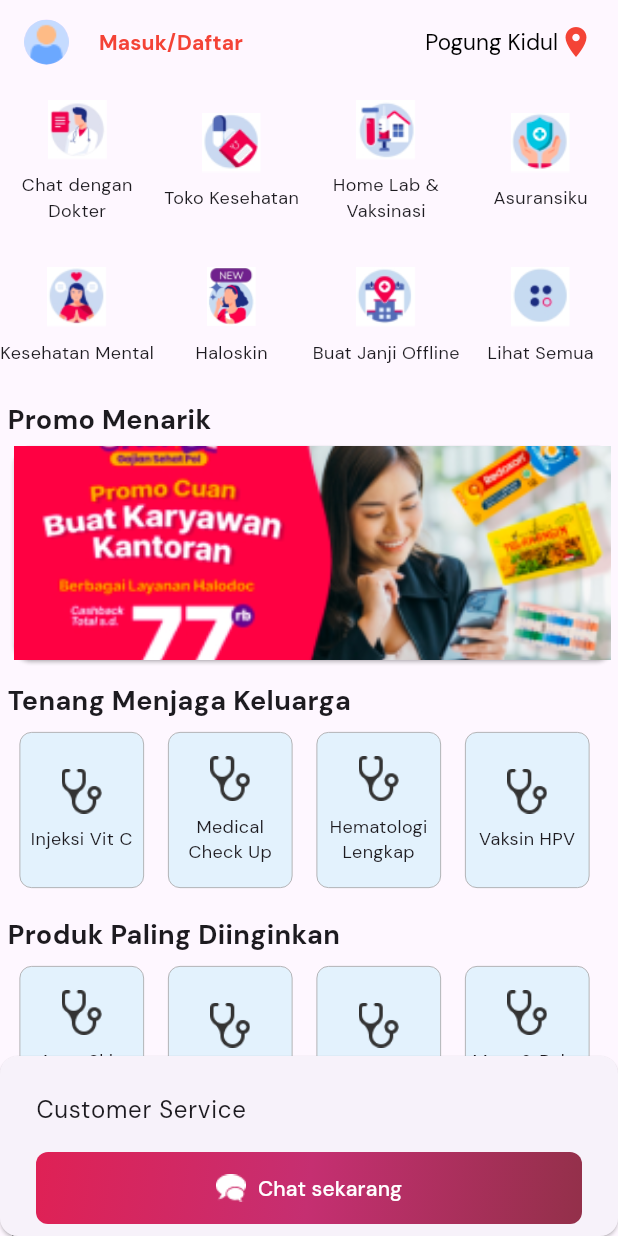
After one commit to Hariishhafiiz/Halodoc, a Flutter app: the HomePage screen opened directly, on a phone screen of 412 x 824 dp. The commit adds this screen. Run offline on Flutter 3.47's test engine with Material 3 defaults, Android fonts, the light colour scheme and no system bars; our stand-ins replace cloud_firestore, firebase_core, freezed_annotation, google_fonts; accounts and stored records are empty.

```diff
--- a/lib/view/screens/Onboarding.dart
+++ b/lib/view/screens/Onboarding.dart
@@ -25,42 +25,41 @@
       _isExpanded = false;
     });
     widget.setLocale(locale);
-    // You might want to save the language preference here
   }
 
   @override
   Widget build(BuildContext context) {
     String languageText = _selectedLocale.languageCode == 'id' ? 'Indonesia' : 'English (UK)';
-    String languageImage = _selectedLocale.languageCode == 'id' ? 'assets/indonesia.png' : 'assets/english_flag.png';
+    String languageImage = _selectedLocale.languageCode == 'id' ? 'assets/indonesia.png' : 'assets/english.png';
 
     return Scaffold(
       body: Center(
         child: Padding(
-          padding: const EdgeInsets.only(top: 50.0), // Menambah padding atas
+          padding: const EdgeInsets.only(top: 130.0),
           child: Column(
             mainAxisAlignment: MainAxisAlignment.start,
             children: [
               Center(
                 child: Image.asset(
-                  'assets/LanguageOnboarding.png', // Pastikan path ke gambar benar
-                  height: 322,
+                  'assets/englishhh.png',
+                  height: 175,
                 ),
               ),
-              SizedBox(height: 0), // Mengatur jarak antara gambar dan teks menjadi 0
+              SizedBox(height: 51),
               Text(
                 'Choose language preferences',
                 style: TextStyle(
                   fontSize: 16,
                   fontWeight: FontWeight.bold,
                   fontFamily: 'Nunito',
-                  color: Color(0xFF333333), // Mengatur warna teks menjadi hitam dengan kode 333333
+                  color: Color(0xFF333333),
                 ),
               ),
-              SizedBox(height: 10), // Mengatur jarak antara teks dan opsi bahasa
+              SizedBox(height: 10),
               GestureDetector(
                 onTap: _toggleExpand,
                 child: Container(
-                  width: 225, // Mengurangi lebar container
+                  width: 225,
                   decoration: BoxDecoration(
                     color: Colors.redAccent.shade100.withOpacity(0.2),
                     border: Border.all(color: Colors.redAccent),
@@ -109,7 +108,7 @@
                                       ),
                                       child: Row(
                                         children: [
-                                          Image.asset('assets/english_flag.png', width: 24),
+                                          Image.asset('assets/english.png', width: 24),
                                           SizedBox(width: 10),
                                           Text('English (UK)'),
                                         ],
--- /dev/null
+++ b/lib/view/screens/clinic/InfoCustService.dart
@@ -0,0 +1,341 @@
+import 'package:flutter/material.dart';
+
+void main() {
+  runApp(MyApp());
+}
+
+class MyApp extends StatelessWidget {
+  @override
+  Widget build(BuildContext context) {
+    return MaterialApp(
+      title: 'Info Customer Service',
+      theme: ThemeData(
+        primarySwatch: Colors.red,
+      ),
+      home: HomePage(),
+    );
+  }
+}
+
+class HomePage extends StatelessWidget {
+  @override
+  Widget build(BuildContext context) {
+    return Scaffold(
+      appBar: AppBar(
+        title: Row(
+          mainAxisAlignment: MainAxisAlignment.spaceBetween,
+          children: [
+            Row(
+              children: [
+                CircleAvatar(
+                  radius: 15,
+                  backgroundImage: AssetImage('assets/ProfileIcon.png'),
+                ),
+                SizedBox(width: 8),
+                TextButton(
+                  onPressed: () {},
+                  child: Text(
+                    'Masuk/Daftar',
+                    style: TextStyle(color: Colors.red, fontWeight: FontWeight.bold),
+                  ),
+                ),
+              ],
+            ),
+            Row(
+              children: [
+                Text('Pogung Kidul', style: TextStyle(color: Colors.black, fontSize: 15.0)),
+                Icon(Icons.location_on, color: Colors.red),
+              ],
+            ),
+          ],
+        ),
+      ),
+      body: Stack(
+        children: [
+          ListView(
+            children: [
+              GridView.count(
+                crossAxisCount: 4,
+                shrinkWrap: true,
+                physics: NeverScrollableScrollPhysics(),
+                children: [
+                  buildFeatureButton(context, 'Chat dengan Dokter', 'assets/ChatDokter.png'),
+                  buildFeatureButton(context, 'Toko Kesehatan', 'assets/TokoKesehatan.png'),
+                  buildFeatureButton(context, 'Home Lab & Vaksinasi', 'assets/HomeLabVaksinasi.png'),
+                  buildFeatureButton(context, 'Asuransiku', 'assets/Asuransiku.png'),
+                  buildFeatureButton(context, 'Kesehatan Mental', 'assets/KesehatanMental.png'),
+                  buildFeatureButton(context, 'Haloskin', 'assets/Haloskin.png'),
+                  buildFeatureButton(context, 'Buat Janji Offline', 'assets/BuatJanjiOffline.png'),
+                  buildFeatureButton(context, 'Lihat Semua', 'assets/LihatSemua.png'),
+                ],
+              ),
+              buildPromoSection(),
+              buildProductSection('Tenang Menjaga Keluarga', [
+                'Injeksi Vit C',
+                'Medical Check Up',
+                'Hematologi Lengkap',
+                'Vaksin HPV',
+                'Cek Ginjal'
+              ]),
+              buildProductSection('Produk Paling Diinginkan', [
+                'Acne Skin Care',
+                'Cough & Flu',
+                'Vitamin',
+                'Mom & Baby Care',
+                'Kontrasepsi Wanita',
+                'Asma',
+                'Disfungsi Ereksi'
+              ]),
+              buildArticleSection(),
+              SizedBox(height: 8),
+            ],
+          ),
+          Positioned(
+            left: 0,
+            right: 0,
+            bottom: 0,
+            child: buildCustomerServiceSection(),
+          ),
+        ],
+      ),
+    );
+  }
+
+  Widget buildFeatureButton(BuildContext context, String title, String imagePath) {
+    return InkWell(
+      onTap: () {
+        Navigator.push(context, MaterialPageRoute(builder: (context) => DetailPage(title: title)));
+      },
+      child: Column(
+        mainAxisAlignment: MainAxisAlignment.center,
+        children: [
+          Image.asset(imagePath, width: 40, height: 40),
+          SizedBox(height: 8),
+          Text(title, textAlign: TextAlign.center, style: TextStyle(fontSize: 12)),
+        ],
+      ),
+    );
+  }
+
+  Widget buildPromoSection() {
+  return Padding(
+    padding: const EdgeInsets.all(5.0),
+    child: Column(
+      crossAxisAlignment: CrossAxisAlignment.start,
+      children: [
+        Text('Promo Menarik', style: TextStyle(fontSize: 18, fontWeight: FontWeight.bold)),
+        Container(
+          height: 151,
+          child: ListView(
+            scrollDirection: Axis.horizontal,
+            children: [
+              buildPromoCard('assets/Promo1.png'),
+              buildPromoCard('assets/Promo2.png'),
+              buildPromoCard('assets/Promo3.png'),
+            ],
+          ),
+        ),
+      ],
+    ),
+  );
+}
+
+  Widget buildPromoCard(String imagePath) {
+    return Card(
+      child: Image.asset(imagePath, width: 400, fit: BoxFit.cover),
+    );
+  }
+
+  Widget buildProductSection(String title, List<String> items) {
+    return Padding(
+      padding: const EdgeInsets.all(5.0),
+      child: Column(
+        crossAxisAlignment: CrossAxisAlignment.start,
+        children: [
+          Text(title, style: TextStyle(fontSize: 18, fontWeight: FontWeight.bold)),
+          Container(
+            height: 120,
+            child: ListView.builder(
+              scrollDirection: Axis.horizontal,
+              itemCount: items.length,
+              itemBuilder: (context, index) {
+                return buildProductCard(items[index]);
+              },
+            ),
+          ),
+        ],
+      ),
+    );
+  }
+
+  Widget buildProductCard(String title) {
+  return Padding(
+    padding: const EdgeInsets.all(8.0),
+    child: Container(
+      decoration: BoxDecoration(
+        color: Colors.blue[50],
+        borderRadius: BorderRadius.circular(8.0),
+        border: Border.all(color: Colors.grey, width: 0.5),
+      ),
+      width: 83,
+      child: Column(
+        mainAxisAlignment: MainAxisAlignment.center,
+        children: [
+          Image.asset('assets/StethoscopeIcon.png', width: 30, height: 30),
+          SizedBox(height: 8),
+          Text(title, textAlign: TextAlign.center, style: TextStyle(fontSize: 12)),
+        ],
+      ),
+    ),
+  );
+}
+
+
+  Widget buildArticleSection() {
+  return Padding(
+    padding: const EdgeInsets.all(8.0),
+    child: Column(
+      crossAxisAlignment: CrossAxisAlignment.start,
+      children: [
+        Row(
+          mainAxisAlignment: MainAxisAlignment.spaceBetween,
+          children: [
+            Text('Read 100+ New Articles', style: TextStyle(fontSize: 18, fontWeight: FontWeight.bold)),
+            OutlinedButton(
+              onPressed: () {},
+              child: Text('See All', style: TextStyle(color: Colors.red, fontSize: 12)),
+              style: OutlinedButton.styleFrom(
+                side: BorderSide(color: Colors.red, width: 1),
+                padding: EdgeInsets.symmetric(horizontal: 15, vertical: 5),
+                minimumSize: Size(0, 0),
+                tapTargetSize: MaterialTapTargetSize.shrinkWrap,
+                shape: RoundedRectangleBorder(
+                  borderRadius: BorderRadius.circular(4),
+                ),
+              ),
+            ),
+          ],
+        ),
+        Padding(
+          padding: const EdgeInsets.only(top: 8.0),
+          child: OutlinedButton(
+            onPressed: () {},
+            child: Text('All', style: TextStyle(fontSize: 12)),
+            style: OutlinedButton.styleFrom(
+              side: BorderSide(color: Colors.grey, width: 1),
+              padding: EdgeInsets.symmetric(horizontal: 9, vertical: 5),
+              minimumSize: Size(0, 0),
+              tapTargetSize: MaterialTapTargetSize.shrinkWrap,
+              shape: RoundedRectangleBorder(
+                borderRadius: BorderRadius.circular(4),
+              ),
+            ),
+          ),
+        ),
+        Container(
+          height: 250,
+          child: ListView(
+            scrollDirection: Axis.horizontal,
+            children: [
+              buildArticleCard('Folikulitis Bikin Gatal dan Nyeri? Dokter Ini Paham Pengobatannya', 'assets/Article1.png'),
+              buildArticleCard('7 Hal yang Bisa Menjaga Kesehatan Tulang Belakang', 'assets/Article1.png'),
+            ],
+          ),
+        ),
+      ],
+    ),
+  );
+}
+
+  Widget buildArticleCard(String title, String imagePath) {
+    return Padding(
+      padding: const EdgeInsets.all(8.0),
+      child: Container(
+        decoration: BoxDecoration(
+          borderRadius: BorderRadius.circular(8.0),
+          border: Border.all(color: Colors.grey),
+        ),
+        width: 300,
+        child: Column(
+          crossAxisAlignment: CrossAxisAlignment.start,
+          children: [
+            Image.asset(imagePath, fit: BoxFit.cover, width: double.infinity, height: 150),
+            Padding(
+              padding: const EdgeInsets.all(8.0),
+              child: Text(title, style: TextStyle(fontSize: 14, fontWeight: FontWeight.bold)),
+            ),
+          ],
+        ),
+      ),
+    );
+  }
+
+  Widget buildCustomerServiceSection() {
+    return Card(
+      margin: EdgeInsets.zero,
+      child: Padding(
+        padding: const EdgeInsets.all(8.0),
+        child: Column(
+          children: [
+            ListTile(
+              title: Text('Customer Service'),
+            ),
+            Container(
+              width: double.infinity,
+              padding: const EdgeInsets.symmetric(horizontal: 16.0),
+              child: DecoratedBox(
+                decoration: BoxDecoration(
+                  borderRadius: BorderRadius.circular(8.0),
+                  gradient: LinearGradient(
+                    colors: [Color(0xFFDF2155), Color(0xFFC52F71), Color(0xFF93304A)],
+                    begin: Alignment.topLeft,
+                    end: Alignment.bottomRight,
+                  ),
+                ),
+                child: OutlinedButton(
+                  onPressed: () {},
+                  style: OutlinedButton.styleFrom(
+                    padding: EdgeInsets.symmetric(vertical: 12, horizontal: 8),
+                    side: BorderSide(width: 1.0, color: Colors.transparent),
+                    shape: RoundedRectangleBorder(
+                      borderRadius: BorderRadius.circular(8.0),
+                    ),
+                  ),
+                  child: Row(
+                    mainAxisAlignment: MainAxisAlignment.center,
+                    children: [
+                      Image.asset('assets/IconCS.png', width: 20, height: 20),
+                      SizedBox(width: 8),
+                      Text(
+                        'Chat sekarang',
+                        style: TextStyle(color: Colors.white),
+                      ),
+                    ],
+                  ),
+                ),
+              ),
+            ),
+          ],
+        ),
+      ),
+    );
+  }
+}
+
+class DetailPage extends StatelessWidget {
+  final String title;
+
+  DetailPage({required this.title});
+
+  @override
+  Widget build(BuildContext context) {
+    return Scaffold(
+      appBar: AppBar(
+        title: Text(title),
+      ),
+      body: Center(
+        child: Text('Page for $title'),
+      ),
+    );
+  }
+}
```
Also changed, not shown: pubspec.yaml (+16 -0 lines), assets/Article1.png (added), assets/Asuransiku.png (added), assets/BuatJanjiOffline.png (added), assets/ChatDokter.png (added), assets/Haloskin.png (added), assets/HomeLabVaksinasi.png (added), assets/IconCS.png (added), assets/KesehatanMental.png (added), assets/LihatSemua.png (added), assets/ProfileIcon.png (added), assets/Promo1.png (added), assets/Promo2.png (added), assets/Promo3.png (added), 3 more files.
